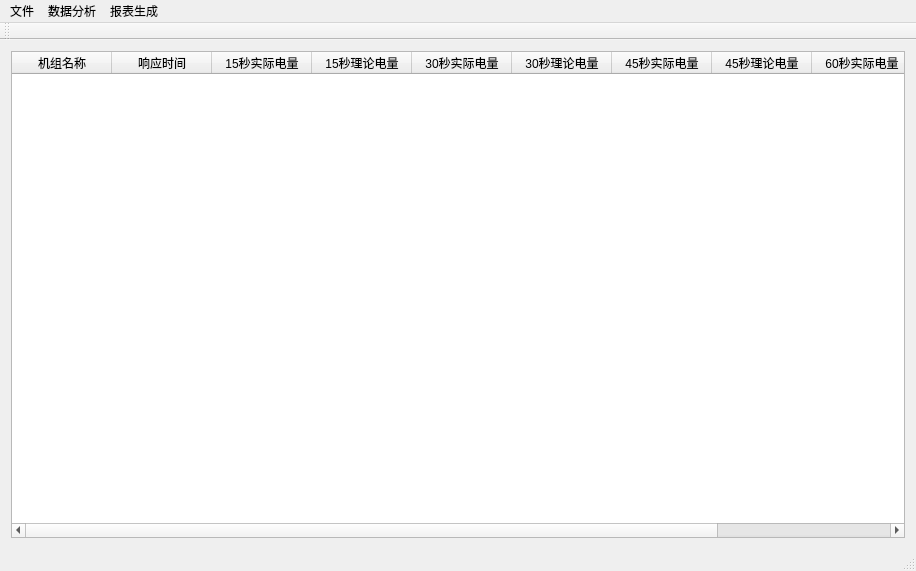
The window that mainwindow.ui (qwertylevel3/Ele) describes before a commit, drawn with Qt 5.
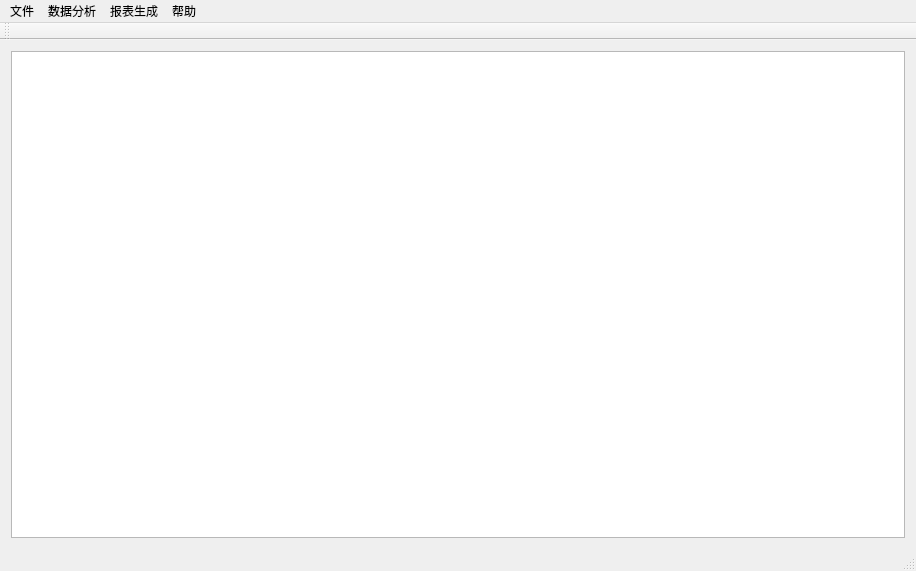
The same window after the commit.

```diff
--- a/mainwindow.ui
+++ b/mainwindow.ui
@@ -26,56 +26,6 @@
       <attribute name="verticalHeaderCascadingSectionResizes">
        <bool>false</bool>
       </attribute>
-      <column>
-       <property name="text">
-        <string>机组名称</string>
-       </property>
-      </column>
-      <column>
-       <property name="text">
-        <string>响应时间</string>
-       </property>
-      </column>
-      <column>
-       <property name="text">
-        <string>15秒实际电量</string>
-       </property>
-      </column>
-      <column>
-       <property name="text">
-        <string>15秒理论电量</string>
-       </property>
-      </column>
-      <column>
-       <property name="text">
-        <string>30秒实际电量</string>
-       </property>
-      </column>
-      <column>
-       <property name="text">
-        <string>30秒理论电量</string>
-       </property>
-      </column>
-      <column>
-       <property name="text">
-        <string>45秒实际电量</string>
-       </property>
-      </column>
-      <column>
-       <property name="text">
-        <string>45秒理论电量</string>
-       </property>
-      </column>
-      <column>
-       <property name="text">
-        <string>60秒实际电量</string>
-       </property>
-      </column>
-      <column>
-       <property name="text">
-        <string>60秒理论电量</string>
-       </property>
-      </column>
      </widget>
     </item>
    </layout>
@@ -111,10 +61,18 @@
     <property name="title">
      <string>报表生成</string>
     </property>
+    <addaction name="actionEvaRep"/>
+   </widget>
+   <widget class="QMenu" name="menu_3">
+    <property name="title">
+     <string>帮助</string>
+    </property>
+    <addaction name="action"/>
    </widget>
    <addaction name="menu_F"/>
    <addaction name="menu"/>
    <addaction name="menu_2"/>
+   <addaction name="menu_3"/>
   </widget>
   <widget class="QToolBar" name="mainToolBar">
    <attribute name="toolBarArea">
```
Left out of the diff: 51 changed lines with no effect on the pictures.
